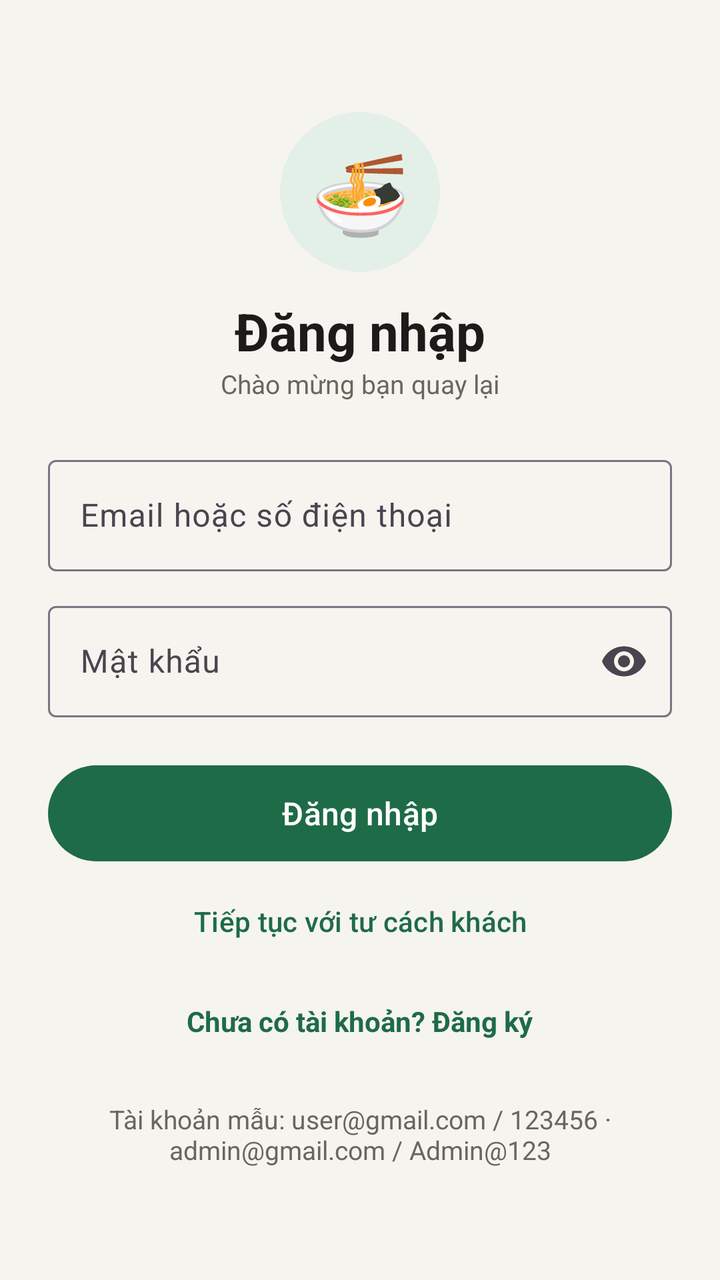
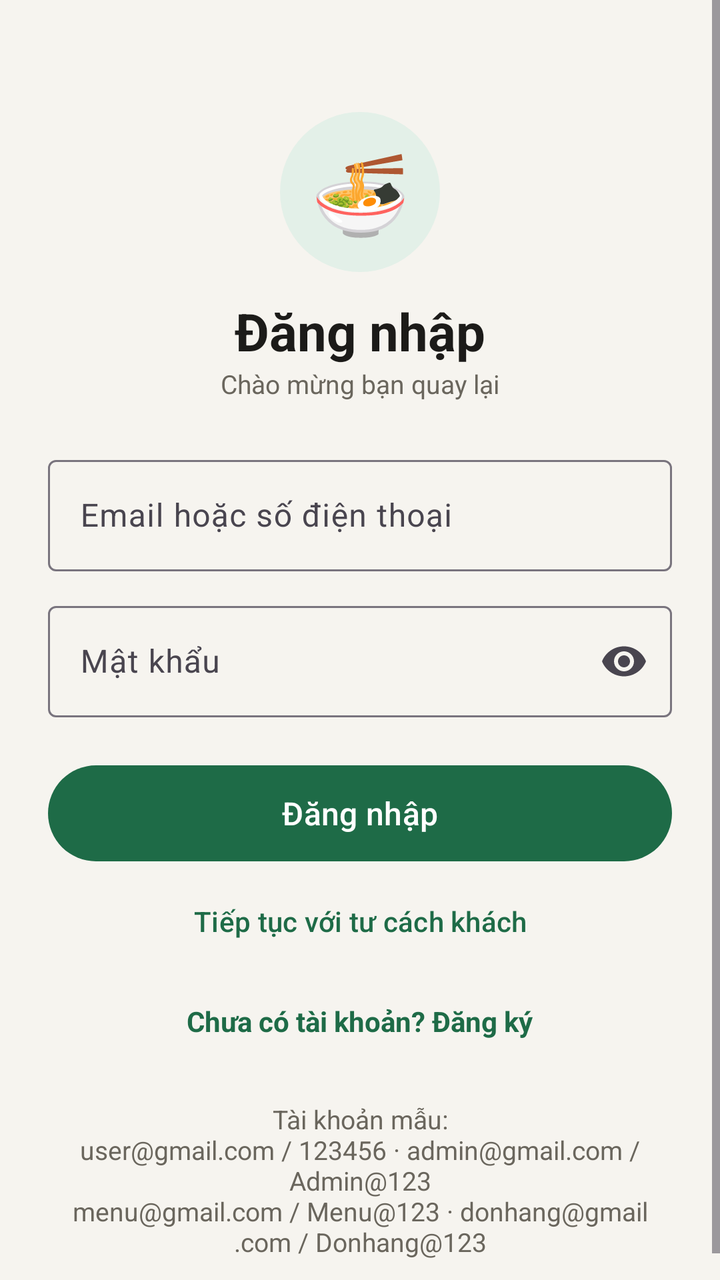

Screens rendered from an Android XML layout before and after an edit, with the pre-edit source and the edit as a unified diff.
<!-- AndroidManifest.xml: application theme Theme.DoAnAppGiaodoan -->
<!-- res/layout/activity_login.xml -->
<?xml version="1.0" encoding="utf-8"?>
<ScrollView xmlns:android="http://schemas.android.com/apk/res/android"
    android:layout_width="match_parent" android:layout_height="match_parent"
    android:background="@color/bg" android:fitsSystemWindows="true">

    <LinearLayout android:layout_width="match_parent" android:layout_height="wrap_content"
        android:orientation="vertical" android:padding="24dp">

        <TextView android:layout_width="80dp" android:layout_height="80dp"
            android:layout_gravity="center_horizontal" android:layout_marginTop="32dp"
            android:background="@drawable/bg_badge" android:gravity="center" android:text="🍜" android:textSize="40sp" />

        <TextView android:layout_width="wrap_content" android:layout_height="wrap_content"
            android:layout_gravity="center_horizontal" android:layout_marginTop="12dp"
            android:text="Đăng nhập" android:textColor="@color/ink" android:textSize="26sp" android:textStyle="bold" />

        <TextView style="@style/Muted" android:layout_width="wrap_content" android:layout_height="wrap_content"
            android:layout_gravity="center_horizontal" android:layout_marginBottom="24dp"
            android:text="Chào mừng bạn quay lại" />

        <com.google.android.material.textfield.TextInputLayout
            style="@style/Widget.Material3.TextInputLayout.OutlinedBox"
            android:layout_width="match_parent" android:layout_height="wrap_content" android:hint="Email hoặc số điện thoại">
            <com.google.android.material.textfield.TextInputEditText android:id="@+id/edtAccount"
                android:layout_width="match_parent" android:layout_height="wrap_content" android:inputType="textEmailAddress" />
        </com.google.android.material.textfield.TextInputLayout>

        <com.google.android.material.textfield.TextInputLayout
            style="@style/Widget.Material3.TextInputLayout.OutlinedBox"
            android:layout_width="match_parent" android:layout_height="wrap_content"
            android:layout_marginTop="12dp" android:hint="Mật khẩu" app:endIconMode="password_toggle"
            xmlns:app="http://schemas.android.com/apk/res-auto">
            <com.google.android.material.textfield.TextInputEditText android:id="@+id/edtPassword"
                android:layout_width="match_parent" android:layout_height="wrap_content" android:inputType="textPassword" />
        </com.google.android.material.textfield.TextInputLayout>

        <Button android:id="@+id/btnLogin" android:layout_width="match_parent" android:layout_height="56dp"
            android:layout_marginTop="20dp" android:text="Đăng nhập" android:textSize="16sp" />

        <Button android:id="@+id/btnGuest" style="@style/Widget.Material3.Button.TextButton"
            android:layout_width="match_parent" android:layout_height="52dp"
            android:text="Tiếp tục với tư cách khách" />

        <TextView android:id="@+id/tvRegister" android:layout_width="wrap_content" android:layout_height="48dp"
            android:layout_gravity="center_horizontal" android:gravity="center"
            android:text="Chưa có tài khoản? Đăng ký" android:textColor="@color/primary" android:textStyle="bold" />

        <TextView style="@style/Muted" android:layout_width="match_parent" android:layout_height="wrap_content"
            android:layout_marginTop="16dp" android:gravity="center"
            android:text="Tài khoản mẫu: user@gmail.com / 123456 · admin@gmail.com / Admin@123" />
    </LinearLayout>
</ScrollView>
<!-- resources referenced by this layout -->
<resources>
  <color name="bg">#F6F4EF</color>
  <color name="ink">#1C1B19</color>
  <color name="primary">#1E6B47</color>
  <!-- drawable bg_badge (drawable) -->
  <shape xmlns:android="http://schemas.android.com/apk/res/android">
      <solid android:color="@color/primary_light" />
      <corners android:radius="99dp" />
  </shape>
  <style name="Muted">
          <item name="android:textSize">13sp</item>
          <item name="android:textColor">@color/muted</item>
      </style>
  <style name="Theme.DoAnAppGiaodoan" parent="Base.Theme.DoAnAppGiaodoan" />
  <color name="primary_light">#E3F0E8</color>
  <color name="muted">#6A665D</color>
  <style name="Base.Theme.DoAnAppGiaodoan" parent="Theme.Material3.Light.NoActionBar">
          <item name="colorPrimary">@color/primary</item>
          <item name="colorOnPrimary">@color/white</item>
          <item name="colorPrimaryContainer">@color/primary_light</item>
          <item name="colorOnPrimaryContainer">@color/primary_dark</item>
          <item name="colorSecondary">@color/primary</item>
          <item name="android:colorBackground">@color/bg</item>
          <item name="colorSurface">@color/white</item>
          <item name="android:windowLightStatusBar">true</item>
      </style>
  <color name="white">#FFFFFFFF</color>
  <color name="primary_dark">#14502F</color>
</resources>

<!-- the commit's change to res/layout/activity_login.xml (unified diff, before → after) -->
@@ -47,6 +47,6 @@
 
         <TextView style="@style/Muted" android:layout_width="match_parent" android:layout_height="wrap_content"
             android:layout_marginTop="16dp" android:gravity="center"
-            android:text="Tài khoản mẫu: user@gmail.com / 123456 · admin@gmail.com / Admin@123" />
+            android:text="Tài khoản mẫu:\nuser@gmail.com / 123456 · admin@gmail.com / Admin@123\nmenu@gmail.com / Menu@123 · donhang@gmail.com / Donhang@123" />
     </LinearLayout>
 </ScrollView>
